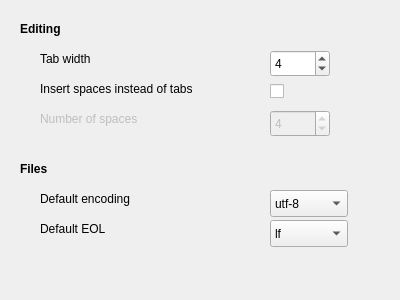
Before: the Qt Designer form IDE/GUI/dialogs/interfacecfg/interfacecfg_editgeneral.ui in AbyssAbbeba/MDS-picoblaze-AVR-ide, drawn with Qt 5.
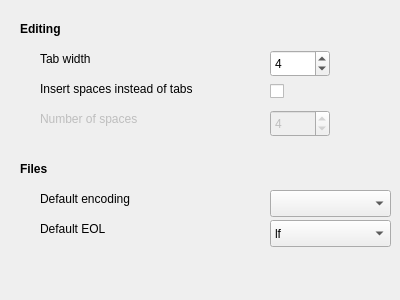
After: the same form once the commit is applied.

Diff of the .ui file:
```diff
--- a/IDE/GUI/dialogs/interfacecfg/interfacecfg_editgeneral.ui
+++ b/IDE/GUI/dialogs/interfacecfg/interfacecfg_editgeneral.ui
@@ -178,7 +178,7 @@
     <rect>
      <x>270</x>
      <y>220</y>
-     <width>78</width>
+     <width>121</width>
      <height>27</height>
     </rect>
    </property>
@@ -203,15 +203,10 @@
     <rect>
      <x>270</x>
      <y>190</y>
-     <width>78</width>
+     <width>121</width>
      <height>27</height>
     </rect>
    </property>
-   <item>
-    <property name="text">
-     <string>utf-8</string>
-    </property>
-   </item>
   </widget>
  </widget>
  <resources/>
```
